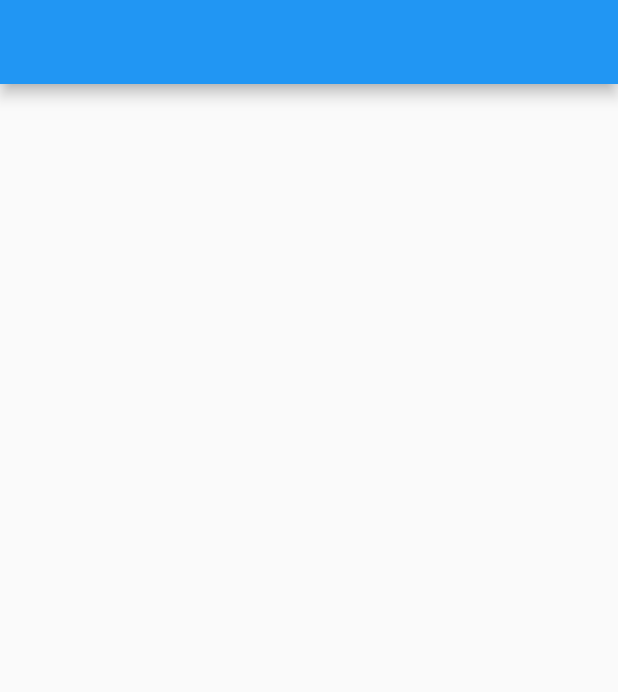
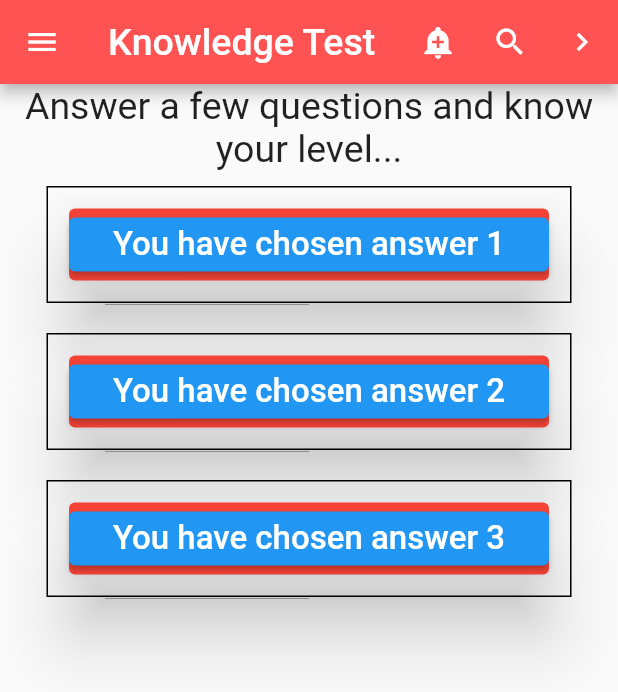
Before and after one commit to miyigun/snackbar_alert_dialog_example, a Flutter app: the screen it shows after launch, on a phone screen of 412 x 824 dp. Shown: the top 692 px of the screen. Run offline on Flutter 3.47's test engine with Material 2 defaults, Android fonts, the phone set to English and light mode, and no system bars.

Commit message:
Commit 3

```diff
--- a/lib/view/home.dart
+++ b/lib/view/home.dart
@@ -9,16 +9,193 @@ const SnackBar snackBarOne=SnackBar(
   ),
 );
 
+const SnackBar snackBarTwo=SnackBar(
+  content: Text(
+    'Search has been pressed!',
+    style: TextStyle(fontSize: 30),
+  ),
+);
+
+const SnackBar snackBarThree=SnackBar(
+  content: Text(
+    'Navigation has been pressed!',
+    style: TextStyle(fontSize: 30),
+  ),
+);
+
+void clickNextPage(BuildContext context){
+  Navigator.push(
+      context,
+      MaterialPageRoute(
+          builder: (BuildContext context){
+            return Scaffold(
+              appBar: AppBar(
+                title: const Text('Know yourself...'),
+              ),
+              body: const Center(
+                child: Text(
+                  'Dig deep into every layer of your mind to find yourself...',
+                  style: TextStyle(
+                    fontSize: 34,
+                  ),
+                  textAlign: TextAlign.center,
+                ),
+              ),
+            );
+          }
+      )
+  );
+}
+
 class Home extends StatelessWidget {
   const Home({super.key});
 
   @override
   Widget build(BuildContext context) {
     return Scaffold(
-      appBar: AppBar(),
-      body: const Center(
-        child: Text(''),
+      key: scaffoldKey,
+      appBar: AppBar(
+        actions: [
+          IconButton(
+              onPressed: (){
+                ScaffoldMessenger.of(context).showSnackBar(snackBarOne);
+              },
+              icon: const Icon(Icons.add_alert),
+            tooltip: 'Show SnackBar',
+          ),
+          IconButton(
+            onPressed: (){
+              ScaffoldMessenger.of(context).showSnackBar(snackBarTwo);
+            },
+            icon: const Icon(Icons.search),
+            tooltip: 'Search',
+          ),
+          IconButton(
+            onPressed: (){
+              clickNextPage(context);
+            },
+            icon: const Icon(Icons.navigate_next),
+            tooltip: 'Search',
+          ),
+        ],
+        leading: IconButton(
+          onPressed: (){
+            ScaffoldMessenger.of(context).showSnackBar(snackBarThree);
+          },
+          icon: const Icon(Icons.menu),
+          tooltip: 'Navigation Menu',
+        ),
+        title: const Text(
+          'Knowledge Test',
+          style: TextStyle(
+            fontSize: 25,
+            fontStyle: FontStyle.normal,
+          ),
+        ),
+        backgroundColor: Colors.redAccent,
       ),
+      body: Column(
+        mainAxisAlignment: MainAxisAlignment.start,
+        children: [
+          const Text(
+              'Answer a few questions and know your level...',
+            textAlign: TextAlign.center,
+            style: TextStyle(
+              fontSize: 25,
+            ),
+          ),
+          Container(
+            margin: const EdgeInsets.symmetric(
+              vertical: 10,
+              horizontal: 15,
+            ),
+            decoration: BoxDecoration(
+              border: Border.all(
+                color: Colors.black,
+                width: 1,
+              ),
+            ),
+            padding: const EdgeInsets.all(10),
+            width: 350,
+            child: Card(
+              elevation: 20,
+              color: Colors.red,
+              child: ElevatedButton(
+                child: const Text(
+                  'You have chosen answer 1',
+                  style: TextStyle(
+                    fontSize: 22,
+                    color: Colors.white,
+                  ),
+                ),
+                onPressed: (){
+
+                },
+              ),
+            ),
+          ),
+          Container(
+            margin: const EdgeInsets.symmetric(
+              vertical: 10,
+              horizontal: 15,
+            ),
+            decoration: BoxDecoration(
+              border: Border.all(
+                color: Colors.black,
+                width: 1,
+              ),
+            ),
+            padding: const EdgeInsets.all(10),
+            width: 350,
+            child: Card(
+              elevation: 20,
+              color: Colors.red,
+              child: ElevatedButton(
+                child: const Text(
+                  'You have chosen answer 2',
+                  style: TextStyle(
+                    fontSize: 22,
+                    color: Colors.white,
+                  ),
+                ),
+                onPressed: (){
+
+                },
+              ),
+            ),
+          ),
+          Container(
+            margin: const EdgeInsets.symmetric(
+              vertical: 10,
+              horizontal: 15,
+            ),
+            decoration: BoxDecoration(
+              border: Border.all(
+                color: Colors.black,
+                width: 1,
+              ),
+            ),
+            padding: const EdgeInsets.all(10),
+            width: 350,
+            child: Card(
+              elevation: 20,
+              color: Colors.red,
+              child: ElevatedButton(
+                child: const Text(
+                  'You have chosen answer 3',
+                  style: TextStyle(
+                    fontSize: 22,
+                    color: Colors.white,
+                  ),
+                ),
+                onPressed: (){
+
+                },
+              ),
+            ),
+          ),
+        ],
+      )
 
     );
   }
```
